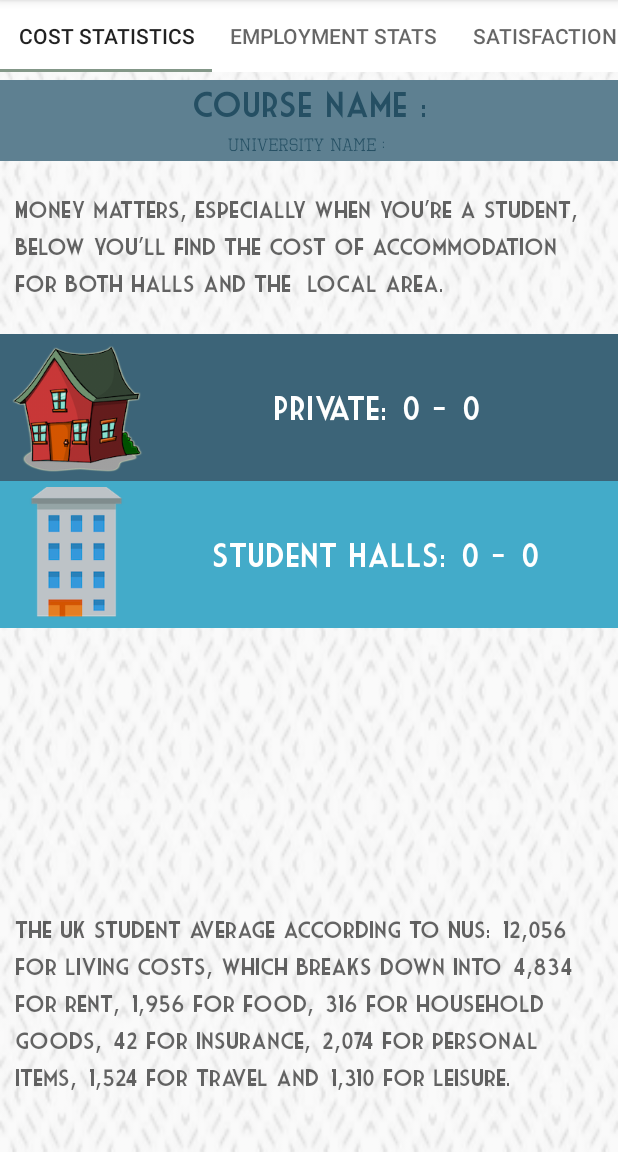
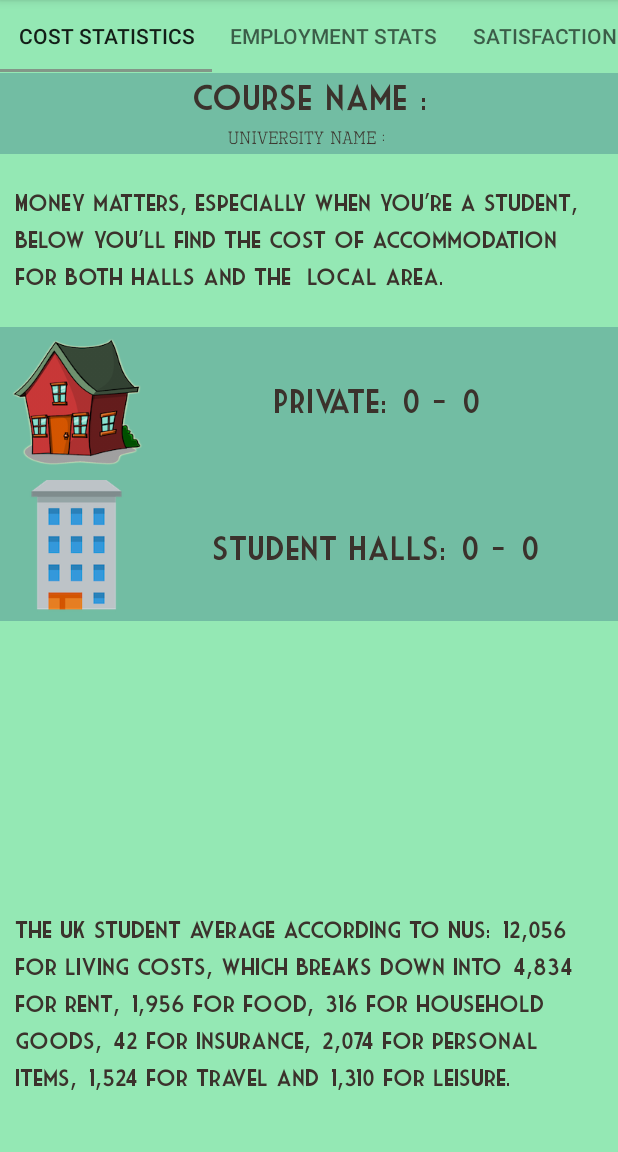
Before and after one commit to chris89culley/MyStats-University, an Android app: the CourseStats screen opened directly, with no data from a screen before it, on a phone screen of 412 x 824 dp, the part 84-1236 px from its top. Run offline under Robolectric (Android 15) with nearby library versions, the phone set to English and light mode, and no system bars; libraries missing offline, so code that uses them is left out: com.github.mikephil.charting; 15 statements that could not run were skipped.

Commit message:
Updated colours on the fragments

```diff
--- a/app/src/main/res/layout/activity_course_stats.xml
+++ b/app/src/main/res/layout/activity_course_stats.xml
@@ -7,7 +7,7 @@
     android:paddingBottom="@dimen/activity_vertical_margin"
     tools:context="com.example.chris.mystats_univeristy.CourseStats"
     android:id="@+id/drawerLayout"
-    android:background="@drawable/backgroundtransparent">
+    android:background="@color/tealDeer">
 
 <RelativeLayout xmlns:android="http://schemas.android.com/apk/res/android"
     xmlns:tools="http://schemas.android.com/tools"
@@ -21,19 +21,19 @@
         android:layout_height="wrap_content"
         android:id="@+id/tabLayout"
         app:tabMode="scrollable"
-        android:background="#fff"
+        android:background="@color/tealDeer"
         app:tabGravity="center"/>
 
     <TextView
         android:id="@+id/courseNamePervasive"
         android:layout_below="@id/tabLayout"
         android:layout_width="match_parent"
-        android:background="#5E8091"
+        android:background="@color/greenSheen"
         android:gravity="center"
-        android:layout_marginTop="5dp"
+        android:layout_marginTop="0.1dp"
         android:textSize="23dp"
         android:padding="3dp"
-        android:textColor="#254F63"
+        android:textColor="@color/oldBurgundy"
         android:layout_height="wrap_content"
         android:text="course name :"
 
@@ -42,11 +42,11 @@
         android:id="@+id/universityNamePervasive"
         android:layout_below="@id/courseNamePervasive"
         android:layout_width="match_parent"
-        android:background="#5E8091"
+        android:background="@color/greenSheen"
         android:layout_height="wrap_content"
         android:padding="3dp"
         android:textSize="12dp"
-        android:textColor="#254F63"
+        android:textColor="@color/oldBurgundy"
         android:gravity="center"
         android:text="university name : "
 
--- a/app/src/main/res/layout/fragment_cost_stats.xml
+++ b/app/src/main/res/layout/fragment_cost_stats.xml
@@ -15,6 +15,7 @@
         android:textAppearance="@android:style/TextAppearance.Material.Medium"
         android:textSize="15dp"
         android:layout_alignParentTop="true"
+        android:textColor="@color/oldBurgundy"
         android:layout_alignParentLeft="true"
         android:layout_alignParentStart="true"
         android:layout_marginTop="14dp" />
@@ -24,14 +25,14 @@
         android:layout_width="match_parent"
         android:layout_height="wrap_content"
         android:height="98dp"
-        android:background="#3C6478"
+        android:background="@color/greenSheen"
         android:gravity="center_vertical"
         android:padding="6dp"
         android:drawableLeft="@drawable/house2"
         android:text="No Private Accomadation Stats Found."
         android:textAlignment="center"
         android:textAppearance="@android:style/TextAppearance.Material.Large"
-        android:textColor="#fff"
+        android:textColor="@color/oldBurgundy"
         android:layout_below="@+id/costStatInfo1"
         android:layout_alignParentLeft="true"
         android:layout_alignParentStart="true"
@@ -42,14 +43,14 @@
         android:layout_width="match_parent"
         android:layout_height="wrap_content"
         android:height="98dp"
-        android:background="#43ABC9"
+        android:background="@color/greenSheen"
         android:gravity="center_vertical"
         android:padding="6dp"
         android:drawableLeft="@drawable/halls"
         android:text="No University Accomadation Stats Found."
         android:textAlignment="center"
         android:textAppearance="@android:style/TextAppearance.Material.Large"
-        android:textColor="#fff"
+        android:textColor="@color/oldBurgundy"
         android:layout_below="@+id/costPvt"
         android:layout_alignParentLeft="true"
         android:layout_alignParentStart="true" />
@@ -64,6 +65,7 @@
         android:text="The UK student average according to NUS: £12,056 for living costs, which breaks down into £4,834 for rent, £1,956 for food, £316 for household goods, £42 for insurance, £2,074 for personal items, £1,524 for travel and £1,310 for leisure."
         android:textAppearance="@android:style/TextAppearance.Material.Medium"
         android:layout_alignParentBottom="true"
+        android:textColor="@color/oldBurgundy"
         android:layout_alignParentLeft="true"
         android:layout_alignParentStart="true"
         android:layout_marginBottom="31dp" />
--- a/app/src/main/res/layout/fragment_entry_info.xml
+++ b/app/src/main/res/layout/fragment_entry_info.xml
@@ -16,7 +16,6 @@
             android:orientation="vertical"
             android:layout_width="match_parent"
             android:layout_height="match_parent"
-            android:background="#BECED5"
             android:fillViewport="true"
             >
 
@@ -25,6 +24,7 @@
                 android:layout_width="wrap_content"
                 android:layout_height="wrap_content"
                 android:padding="10dp"
+                android:textColor="@color/oldBurgundy"
                 android:layout_centerHorizontal="true"
                 android:textSize="15dp" />
 
@@ -39,6 +39,7 @@
                 android:layout_width="wrap_content"
                 android:layout_height="wrap_content"
                 android:padding="10dp"
+                android:textColor="@color/oldBurgundy"
                 android:text="Percentage of students"
             android:layout_below="@id/esspace2"/>
 
@@ -47,12 +48,14 @@
                 android:id="@+id/linechart"
                 android:layout_width="match_parent"
                 android:layout_height="300dp"
+                android:background="@color/tealDeer"
                 android:layout_below="@+id/esYAxis"></com.github.mikephil.charting.charts.LineChart>
 
 
             <TextView android:id="@+id/esXAxis"
                 android:layout_width="match_parent"
                 android:layout_height="match_parent"
+                android:textColor="@color/oldBurgundy"
                 android:layout_below="@id/linechart"
                 android:gravity="right"/>
 
--- a/app/src/main/res/layout/fragment_satisfaction_stats.xml
+++ b/app/src/main/res/layout/fragment_satisfaction_stats.xml
@@ -16,12 +16,14 @@
             android:layout_alignParentTop="true"
             android:layout_alignParentRight="true"
             android:layout_alignParentEnd="true" />
+
         <com.github.mikephil.charting.charts.HorizontalBarChart
             android:id="@+id/ssbar1"
             android:layout_width="match_parent"
             android:layout_height="300dp"
             android:layout_below="@id/ssTextView"
             ></com.github.mikephil.charting.charts.HorizontalBarChart>
+
         <Space
             android:id="@+id/ssspace1"
             android:layout_below="@id/ssbar1"
@@ -38,6 +40,7 @@
             android:layout_below="@id/ssbar2"
             android:layout_width="1dp"
             android:layout_height="50dp"/>
+
         <com.github.mikephil.charting.charts.HorizontalBarChart
             android:id="@+id/ssbar3"
             android:layout_width="match_parent"
```
Also changed, not shown: app/src/main/res/layout/fragment_employ_stats.xml (+15 -14 lines), app/src/main/res/layout/fragment_study_info.xml (+17 -12 lines).
